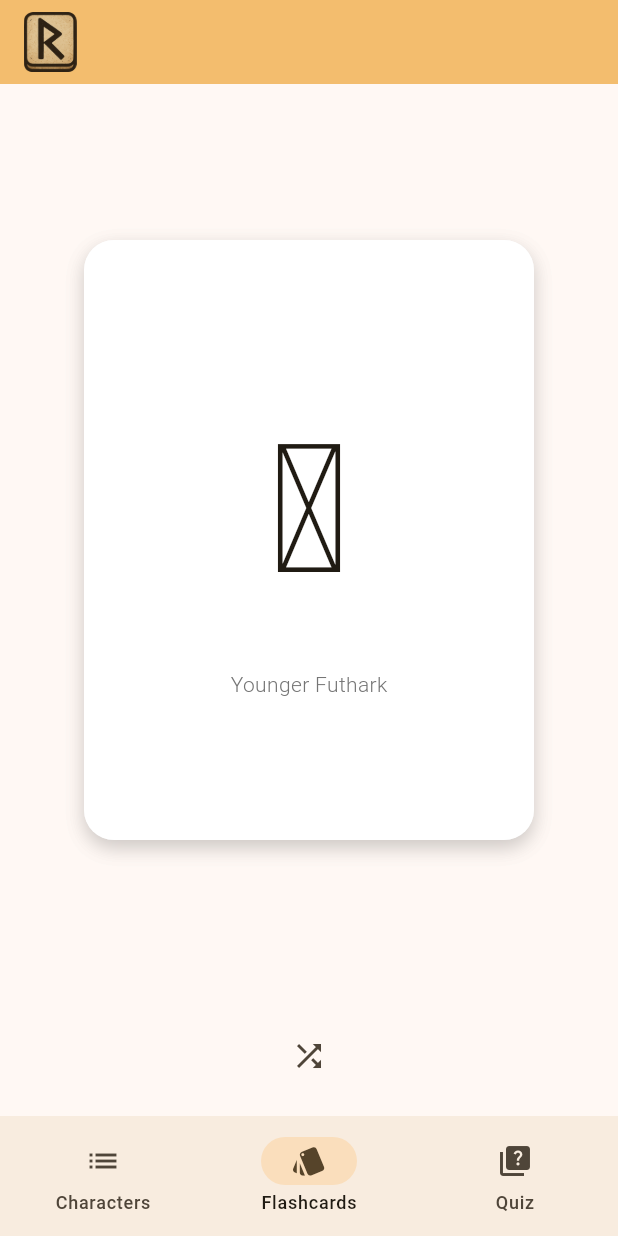
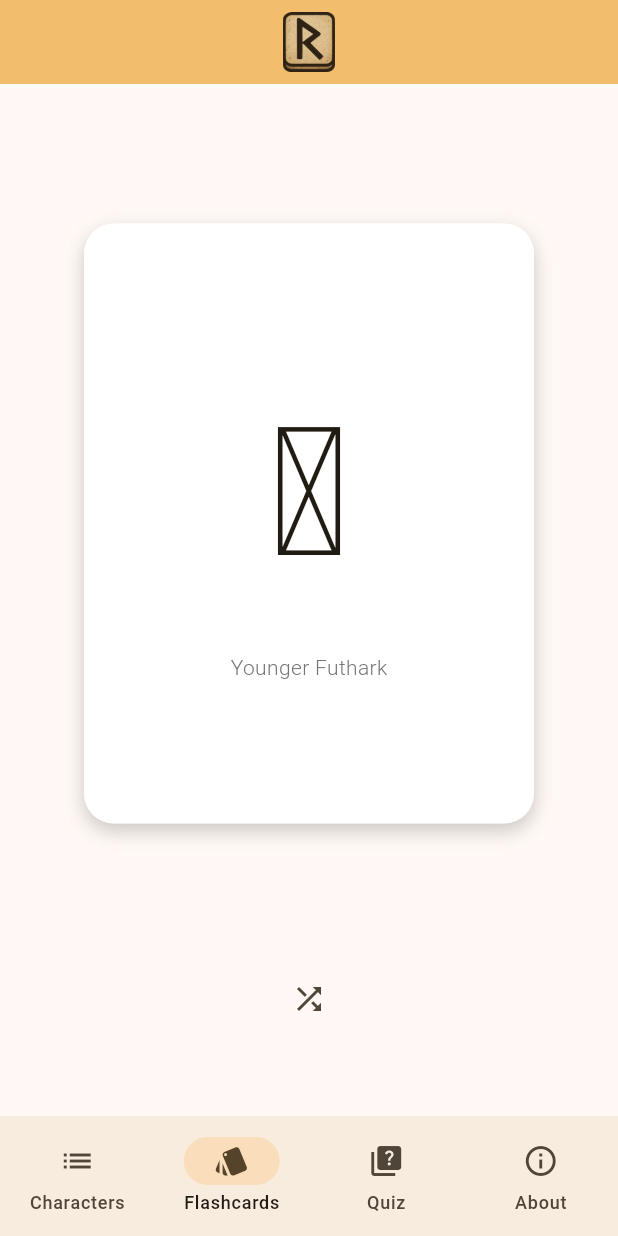
Before and after one commit to DeeterCesler/norse, a Flutter app: the screen it shows after launch, on a phone screen of 412 x 824 dp. Run offline on Flutter 3.47's test engine with Material 3 defaults, Android fonts, the phone set to English and light mode, and no system bars.

```diff
--- a/lib/constants/dictionary.dart
+++ b/lib/constants/dictionary.dart
@@ -66,14 +66,14 @@ class RuneMap {
     '54': {'norse': 'ᛪ', 'english': 'x', 'era': ['Medieval'], 'subtype': []},
     '55': {'norse': 'ᛩ', 'english': 'q', 'era': ['Medieval', 'Dalecarlian'], 'subtype': []},
     '56': {'norse': 'ᛨ', 'english': 'ʀ', 'era': ['Medieval'], 'subtype': []},
-    '57': {'norse': 'ᛛ', 'english': 'dotted-l', 'era': ['Medieval'], 'subtype': []},
-    '58': {'norse': 'ᛕ', 'english': 'open-p', 'era': ['Medieval'], 'subtype': []},
-    '59': {'norse': 'ᛔ', 'english': 'dotted-p', 'era': ['Medieval'], 'subtype': []},
+    '57': {'norse': 'ᛛ', 'english': 'l', 'era': ['Medieval'], 'subtype': ['dotted']},
+    '58': {'norse': 'ᛕ', 'english': 'p', 'era': ['Medieval'], 'subtype': ['open']},
+    '59': {'norse': 'ᛔ', 'english': 'p', 'era': ['Medieval'], 'subtype': ['dotted']},
     '60': {'norse': 'ᛑ', 'english': 'd', 'era': ['Medieval'], 'subtype': []},
     '61': {'norse': 'ᛎ', 'english': 'z', 'era': ['Medieval'], 'subtype': []},
     '62': {'norse': 'ᛍ', 'english': 'c', 'era': ['Medieval'], 'subtype': []},
     '63': {'norse': 'ᛂ', 'english': 'e', 'era': ['Medieval'], 'subtype': []},
-    '64': {'norse': 'ᛀ', 'english': 'dotted-n', 'era': ['Medieval'], 'subtype': []},
+    '64': {'norse': 'ᛀ', 'english': 'n', 'era': ['Medieval'], 'subtype': ['dotted']},
     '65': {'norse': 'ᚶ', 'english': 'eng', 'era': ['Medieval'], 'subtype': []},
     '66': {'norse': 'ᚵ', 'english': 'g', 'era': ['Medieval'], 'subtype': []},
     '67': {'norse': 'ᚰ', 'english': 'on', 'era': ['Medieval'], 'subtype': []},
--- a/lib/models/flashcard.dart
+++ b/lib/models/flashcard.dart
@@ -2,11 +2,15 @@ class Flashcard {
   final String norse;
   final String english;
   final int index;
+  final List<String> era;
+  final List<String> subtype;
 
   Flashcard({
     required this.norse,
     required this.english,
     required this.index,
+    required this.era,
+    required this.subtype,
   });
 
   factory Flashcard.fromMap(Map<String, dynamic> map, int index) {
@@ -14,6 +18,8 @@ class Flashcard {
       norse: map['norse']!,
       english: map['english']!,
       index: index,
+      era: List<String>.from(map['era'] ?? []),
+      subtype: List<String>.from(map['subtype'] ?? []),
     );
   }
 }
--- a/lib/pages/flashcard_page.dart
+++ b/lib/pages/flashcard_page.dart
@@ -99,14 +99,6 @@ class _FlashcardPageState extends State<FlashcardPage> {
   @override
   Widget build(BuildContext context) {
     return Scaffold(
-      appBar: AppBar(
-        title: Image.asset(
-          'assets/images/logo.png',
-          height: 40,
-          fit: BoxFit.contain,
-        ),
-        backgroundColor: Theme.of(context).colorScheme.inversePrimary,
-      ),
       body: Column(
         mainAxisAlignment: MainAxisAlignment.center,
         children: [
@@ -159,7 +151,7 @@ class _FlashcardPageState extends State<FlashcardPage> {
             ),
           ),
           Padding(
-            padding: const EdgeInsets.all(16.0),
+            padding: const EdgeInsets.fromLTRB(16.0, 0.0, 16.0, 54.0),
             child: IconButton(
               onPressed: _isAnimating ? null : () {
                 setState(() {
@@ -167,6 +159,7 @@ class _FlashcardPageState extends State<FlashcardPage> {
                 });
               },
               icon: const Icon(Icons.shuffle),
+              tooltip: 'Shuffle Cards',
             ),
           ),
         ],
--- a/lib/pages/main_navigation_page.dart
+++ b/lib/pages/main_navigation_page.dart
@@ -2,6 +2,7 @@ import 'package:flutter/material.dart';
 import 'package:norse_flashcards/pages/character_list_page.dart';
 import 'package:norse_flashcards/pages/flashcard_page.dart';
 import 'package:norse_flashcards/pages/quiz_page.dart';
+import 'package:norse_flashcards/pages/about_page.dart';
 
 class MainNavigationPage extends StatefulWidget {
   const MainNavigationPage({super.key});
@@ -17,6 +18,7 @@ class _MainNavigationPageState extends State<MainNavigationPage> {
     const CharacterListPage(),
     const FlashcardPage(),
     const QuizPage(),
+    const AboutPage(),
   ];
 
   void _onItemTapped(int index) {
@@ -28,6 +30,15 @@ class _MainNavigationPageState extends State<MainNavigationPage> {
   @override
   Widget build(BuildContext context) {
     return Scaffold(
+      appBar: AppBar(
+        title: Image.asset(
+          'assets/images/logo.png',
+          height: 40,
+          fit: BoxFit.contain,
+        ),
+        backgroundColor: Theme.of(context).colorScheme.inversePrimary,
+        centerTitle: true,
+      ),
       body: _pages[_selectedIndex],
       bottomNavigationBar: NavigationBar(
         selectedIndex: _selectedIndex,
@@ -45,6 +56,10 @@ class _MainNavigationPageState extends State<MainNavigationPage> {
             icon: Icon(Icons.quiz),
             label: 'Quiz',
           ),
+          NavigationDestination(
+            icon: Icon(Icons.info_outline),
+            label: 'About',
+          ),
         ],
       ),
     );
--- a/lib/services/flashcard_service.dart
+++ b/lib/services/flashcard_service.dart
@@ -1,14 +1,20 @@
 import 'dart:math';
 import 'package:norse_flashcards/constants/dictionary.dart';
 import 'package:norse_flashcards/models/flashcard.dart';
+import 'package:norse_flashcards/pages/about_page.dart';
 
 class FlashcardService {
-  List<Flashcard> _flashcards = [];
-  int _currentIndex = 0;
-  bool _showNorse = true;
+  // Make these static to persist between tab switches
+  static List<Flashcard> _flashcards = [];
+  static int _currentIndex = 0;
+  static bool _showNorse = true;
+  static bool _isInitialized = false;
 
   FlashcardService() {
-    _initializeFlashcards();
+    if (!_isInitialized) {
+      _initializeFlashcards();
+      _isInitialized = true;
+    }
   }
 
   void _initializeFlashcards() {
--- a/pubspec.yaml
+++ b/pubspec.yaml
@@ -30,6 +30,7 @@ environment:
 dependencies:
   flutter:
     sdk: flutter
+  url_launcher: ^6.2.5
 
   # The following adds the Cupertino Icons font to your application.
   # Use with the CupertinoIcons class for iOS style icons.
```
Also changed, not shown: lib/pages/about_page.dart (added, +96 -0 lines), lib/pages/character_list_page.dart (+16 -13 lines), lib/pages/quiz_page.dart (+113 -22 lines), pubspec.lock, 14 other files.
